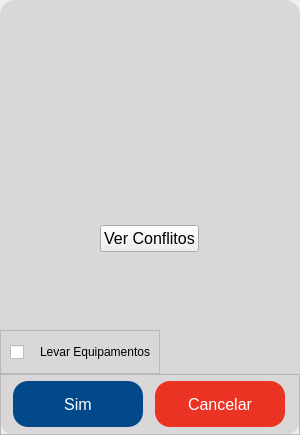
Above: App/view/ui/telaConfirmacao.ui from Senac-SOR-ADS/Mapa-de-Sala before the change. Below: the same form after it.
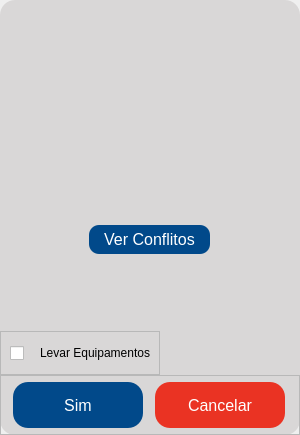
That is the form after the change. Icons and pictures are not drawn.

Commit message: tela de conflitos

The edit to the form file:
```diff
--- a/App/view/ui/telaConfirmacao.ui
+++ b/App/view/ui/telaConfirmacao.ui
@@ -37,7 +37,14 @@
 color: #ffffff;
 }
 
-#btnOk:hover {
+#btnAbrirConflitos {
+	background-color: #01498a;
+border: none;
+border-radius: 10px;
+color: #ffffff;
+}
+
+#btnOk:hover, #btnAbrirConflitos:hover {
     background-color: #f6921e;
 }
 
@@ -166,6 +173,12 @@
       </item>
       <item alignment="Qt::AlignHCenter">
        <widget class="QPushButton" name="btnAbrirConflitos">
+        <property name="minimumSize">
+         <size>
+          <width>121</width>
+          <height>29</height>
+         </size>
+        </property>
         <property name="font">
          <font>
           <pointsize>12</pointsize>
```
The commit also changes 4 other files.
